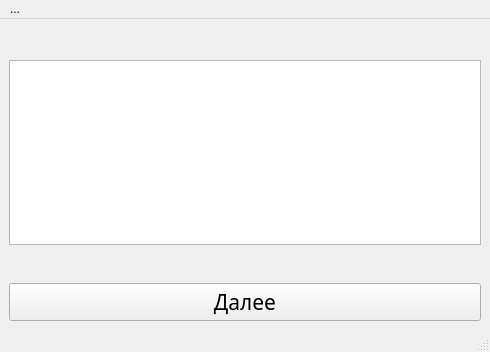
Daria2001/Course_Work_TP, file CourseWork/cpm_follow.ui: the form before one commit.
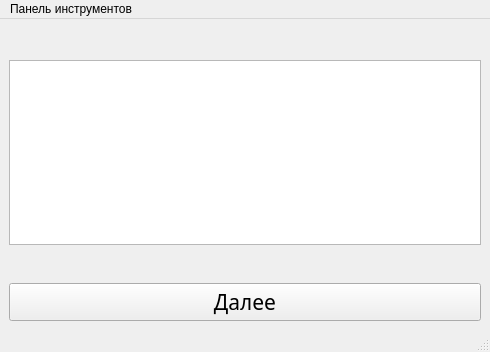
The form after the commit.

The edit to the form file:
```diff
--- a/CourseWork/cpm_follow.ui
+++ b/CourseWork/cpm_follow.ui
@@ -92,7 +92,7 @@
    </property>
    <widget class="QMenu" name="menu">
     <property name="title">
-     <string>...</string>
+     <string>Панель инструментов</string>
     </property>
     <addaction name="separator"/>
     <addaction name="separator"/>
```
Left out of the diff: 12 changed lines with no effect on the pictures.
